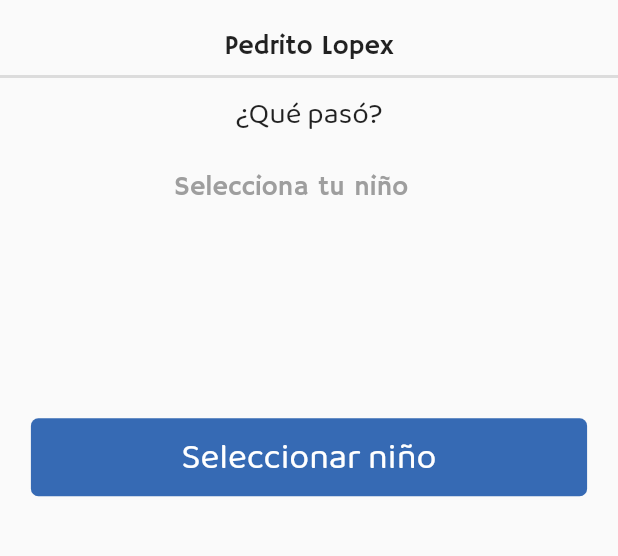
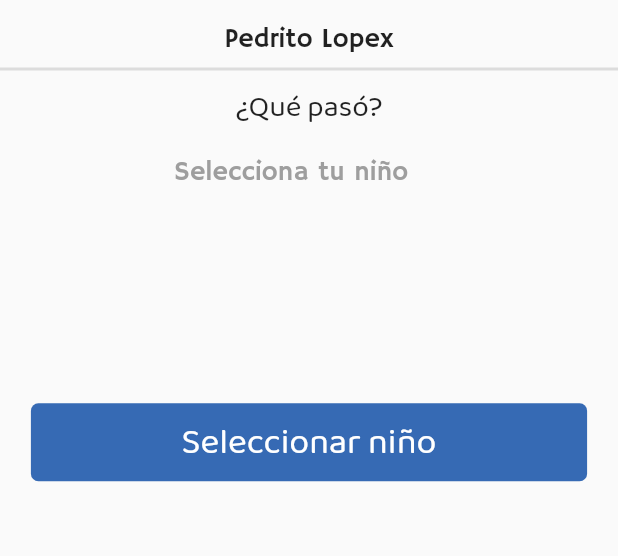
Before and after one commit to MarioMiranda98/DUCER, a Flutter app: the RegisterIncidencePage screen opened directly, on a phone screen of 412 x 824 dp, the part 84-640 px from its top. Run offline on Flutter 3.47's test engine with Material 2 defaults, Android fonts, the phone set to English and light mode, and no system bars; our stand-ins replace carousel_slider, charts_flutter, get; missing offline and left inert: custom_switch, flutter_rounded_date_picker, flutter_statusbarcolor.

Commit message:
Pretty code

```diff
--- a/lib/src/pages/register_incidence/register_incidence_page.dart
+++ b/lib/src/pages/register_incidence/register_incidence_page.dart
@@ -21,8 +21,18 @@ class RegisterIncidencePage extends StatelessWidget {
         body: SingleChildScrollView(
           child: Column(
             children: <Widget>[
-              Container(
-                padding: EdgeInsets.symmetric(vertical: 20.0),
+              _buildHeader(),
+              _buildBody(),
+            ],
+          ),
+        )
+      )
+    );
+  }
+
+  Widget _buildHeader() {
+    return Container(
+      padding: EdgeInsets.symmetric(vertical: 15.0),
       child: GetBuilder<RegisterIncidenceController>(
         id: 'child-name',
         init: RegisterIncidenceController(),
@@ -31,8 +41,11 @@ class RegisterIncidencePage extends StatelessWidget {
           screenName: '¿Qué pasó?',
         ),
       ),
-              ),
-              GetBuilder<RegisterIncidenceController>(
+    );
+  }
+
+  Widget _buildBody() {
+    return GetBuilder<RegisterIncidenceController>(
       id: 'incidences-menu',
       builder: (_) => Container(
         height: Get.height * 0.7,
@@ -43,58 +56,29 @@ class RegisterIncidencePage extends StatelessWidget {
                 height: Get.height,
                 child: Container(
                   padding: EdgeInsets.symmetric(horizontal: Get.width * 0.05),
-                            child: ListView(
+                  child: _buildIncidencesList(_),
+                ),
+              )
+            : _buildText(),
+            _buildButton(_),
+          ],
+        ),
+      ),
+    );
+  }
+
+  Widget _buildIncidencesList(RegisterIncidenceController controller) {
+    return ListView(
       children: <Widget>[
         IncidencesMenuWidget(
-                                  checkBoxOptions: _.checkBoxOptions,
+          checkBoxOptions: controller.checkBoxOptions,
         ),
         Container(
           padding: EdgeInsets.symmetric(vertical: 10.0),
-                                  child: _createRegisterIncidence(_)
+          child: _createRegisterIncidence(controller)
         ),
         SizedBox(height: 75.0)
       ],
-                            ),
-                          ),
-                        )
-                      : Container(
-                        padding: EdgeInsets.only(left: Get.width * 0.28),
-                        child: Text(
-                          'Selecciona tu niño',
-                          style: TextStyle(
-                            fontSize: 18,
-                            color: Colors.grey
-                          ),
-                        )
-                      ),
-                      Padding(
-                        padding: EdgeInsets.only(top: _.childName != null ? Get.height * 0.62 : Get.height * 0.2),
-                        child: DucerButton(
-                            colorButton: Theme.of(Get.context).primaryColor,
-                            colorText: Colors.white,
-                            text: 'Seleccionar niño',
-                            width: Get.width * 0.9,
-                            fontSize: 24,
-                            action: () async {
-                              final selectedChild = await showDialog(
-                                context: Get.context,
-                                builder: (BuildContext context) {
-                                  return DucerSelect();
-                                }
-                              );
-
-                              if(selectedChild != null) _.childName = selectedChild.name;
-                            },
-                          ),
-                      ),
-                    ],
-                  ),
-                ),
-              ),
-            ],
-          ),
-        )
-      )
     );
   }
 
@@ -124,4 +108,40 @@ class RegisterIncidencePage extends StatelessWidget {
       ],
     );
   }
+
+  Widget _buildButton(RegisterIncidenceController controller) {
+    return Padding(
+    padding: EdgeInsets.only(top: controller.childName != null ? Get.height * 0.62 : Get.height * 0.2),
+    child: DucerButton(
+        colorButton: Theme.of(Get.context).primaryColor,
+        colorText: Colors.white,
+        text: 'Seleccionar niño',
+        width: Get.width * 0.9,
+        fontSize: 24,
+        action: () async {
+          final selectedChild = await showDialog(
+            context: Get.context,
+            builder: (BuildContext context) {
+              return DucerSelect();
             }
+          );
+
+          if(selectedChild != null) controller.childName = selectedChild.name;
+        },
+      ),
+    );
+  }
+
+  Widget _buildText() {
+    return Container(
+      padding: EdgeInsets.only(left: Get.width * 0.28),
+      child: Text(
+        'Selecciona tu niño',
+        style: TextStyle(
+          fontSize: 18,
+          color: Colors.grey
+        ),
+      )
+    );
+  }
+}
```
Also changed, not shown: lib/src/controllers/table_incidences_controller.dart (added, +13 -0 lines), lib/src/pages/create_account_page.dart (+39 -23 lines), lib/src/pages/dashboard/dashboard_page.dart (+96 -92 lines), lib/src/pages/dashboard/widgets/table_incidences_widget.dart (+13 -13 lines), lib/src/pages/login_page.dart (+35 -25 lines), lib/src/pages/register_child/register_child_page.dart (+86 -55 lines). Lines whose indentation alone changed are shown as unchanged.
